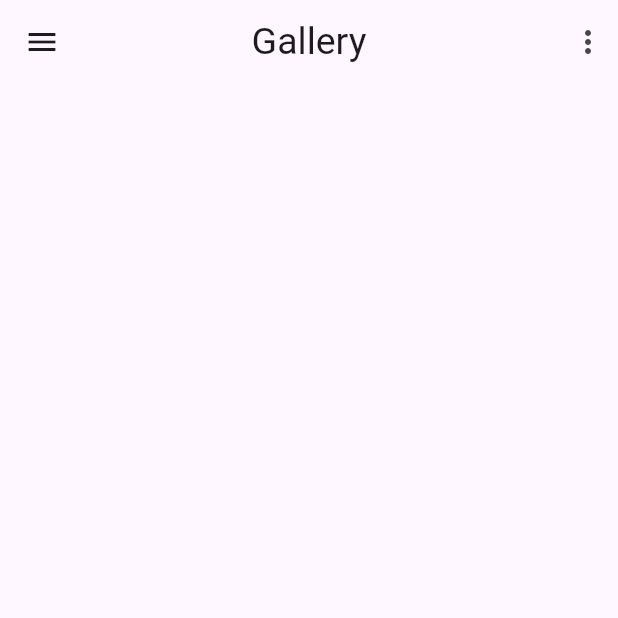
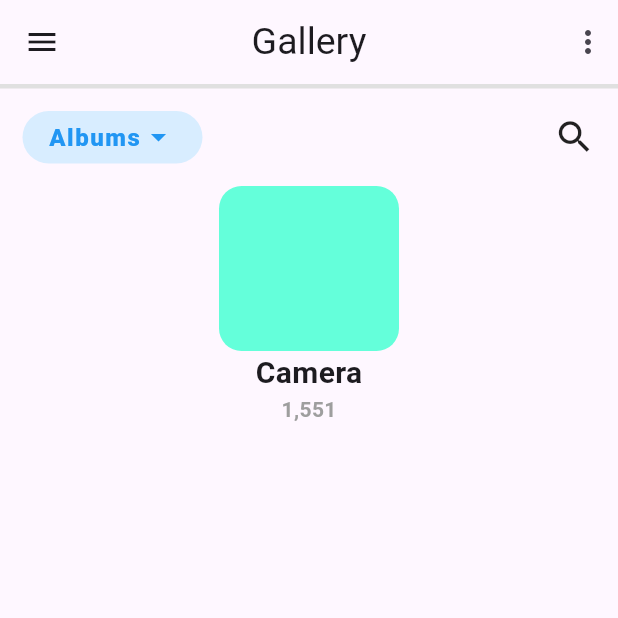
Before and after one commit to MauryaAayush/advflutterch_1, a Flutter app: the screen it shows after launch, on a phone screen of 412 x 824 dp, the top half of it. Run offline on Flutter 3.47's test engine with Material 3 defaults, Android fonts, the phone set to English and light mode, and no system bars; our stand-ins replace shared_preferences.

Commit message:
Radhey Radhey

```diff
--- /dev/null
+++ b/lib/screens/Gallery/Views/Gallery_Screen/Components/Gallery_Components.dart
@@ -0,0 +1,25 @@
+import 'package:flutter/material.dart';
+
+Container Album() {
+  return Container(
+    alignment: Alignment.center,
+    height: 35,
+    width: 120,
+    decoration: BoxDecoration(
+        color: Colors.lightBlueAccent.withOpacity(0.2),
+        borderRadius: BorderRadius.circular(20)
+    ),
+    child: Row(
+      mainAxisAlignment: MainAxisAlignment.center,
+      children: [
+        Text('Albums',style: TextStyle(
+            color: Colors.blue,
+            fontSize: 16,
+            fontWeight: FontWeight.w900,
+            letterSpacing: 1
+        ),),
+        Icon(Icons.arrow_drop_down_outlined,color: Colors.blue,)
+      ],
+    ),
+  );
+}
--- a/lib/screens/Gallery/Views/Gallery_Screen/Gallery_Screen.dart
+++ b/lib/screens/Gallery/Views/Gallery_Screen/Gallery_Screen.dart
@@ -1,4 +1,6 @@
+import 'package:advflutterch_1/screens/Gallery/Views/Gallery_Screen/Components/Gallery_Components.dart';
 import 'package:flutter/material.dart';
+import 'package:flutter/rendering.dart';
 
 class Gallery_Screen extends StatelessWidget {
   const Gallery_Screen({super.key});
@@ -21,7 +23,52 @@ class Gallery_Screen extends StatelessWidget {
           leading: Icon(Icons.menu),
           title: Text('Gallery',style: TextStyle(fontSize: 25),),
         ),
+
+        body: Column(
+          children: [
+            Divider(
+              height: 3,
+              thickness: 25,
+              color: Colors.grey.shade300,
+            ),
+            Padding(
+              padding: const EdgeInsets.all(15),
+              child: Row(
+                mainAxisAlignment: MainAxisAlignment.spaceBetween,
+                children: [
+                  Album(),
+                  Icon(Icons.search,size: 28,)
+                ],
+              ),
+            ),
+
+            Column(
+              children: [
+                Container(
+                  height: 110,
+                  width: 120,
+                  decoration: BoxDecoration(
+                    color: Colors.tealAccent,
+                    borderRadius: BorderRadius.circular(15)
+                  ),
+                ),
+                Text('Camera',style: TextStyle(
+                  fontSize: 20,
+                  fontWeight: FontWeight.w700
+                )),
+                Text('1,551',style: TextStyle(
+                  color: Colors.grey,
+                  fontWeight: FontWeight.w600
+                ),),
+              ],
+            ),
+
+            // GridView.builder(gridDelegate: , itemBuilder: itemBuilder)
+          ],
+        ),
       ),
     );
   }
+
+
 }
--- a/pubspec.yaml
+++ b/pubspec.yaml
@@ -39,6 +39,7 @@ dependencies:
   shared_preferences: ^2.2.3
   url_launcher: ^6.2.6
   share_plus: ^9.0.0
+  local_auth: ^2.2.0
 
 dev_dependencies:
   flutter_test:
@@ -69,6 +70,7 @@ flutter:
 
   assets:
     - assets/images/
+    - assets/images/Card/
 
   # An image asset can refer to one or more resolution-specific "variants", see
   # https://flutter.dev/assets-and-images/#resolution-aware
```
Also changed, not shown: pubspec.lock, 3 other files.
